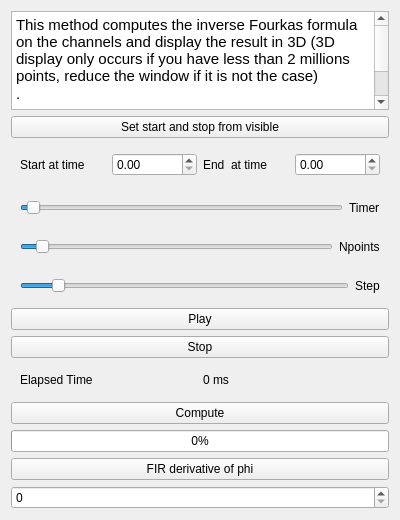
Qt form Modules/FKtraj.ui (Mriv31/pyqtrod) before a commit.
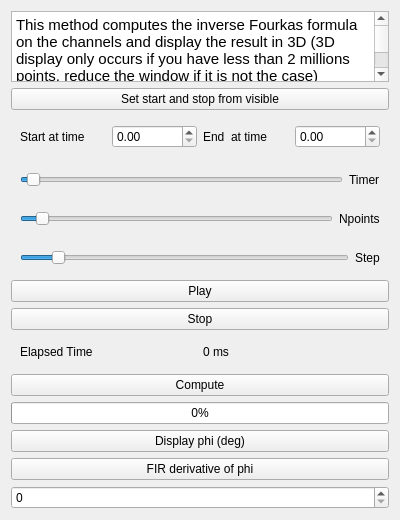
The same form after that commit. Custom widgets are drawn as their Qt base class.

```diff
--- a/Modules/FKtraj.ui
+++ b/Modules/FKtraj.ui
@@ -190,6 +190,13 @@
      </property>
     </widget>
    </item>
+   <item>
+    <widget class="QPushButton" name="displayphi">
+     <property name="text">
+      <string>Display phi (deg)</string>
+     </property>
+    </widget>
+   </item>
    <item>
     <widget class="QPushButton" name="convolvebutton">
      <property name="text">
```
